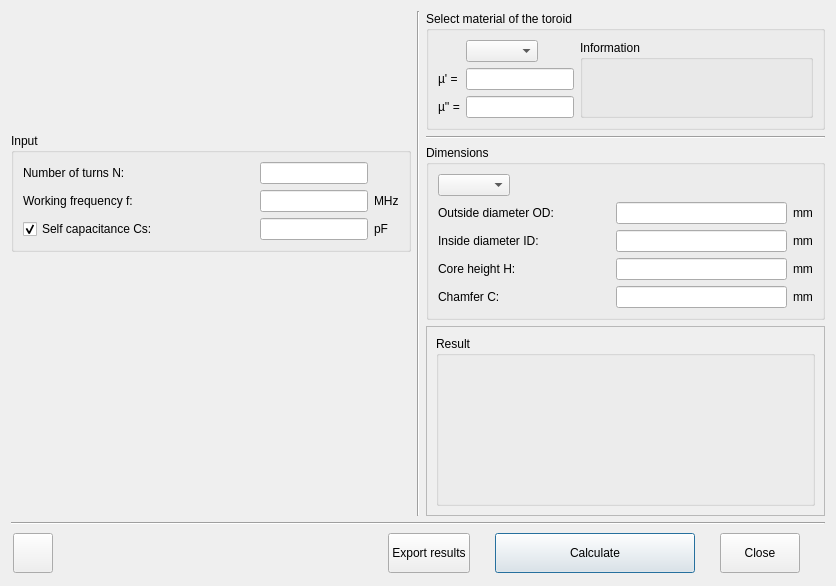
First picture: the form in rf_toroid.ui, repository radioacoustick/Coil64, before the edit.
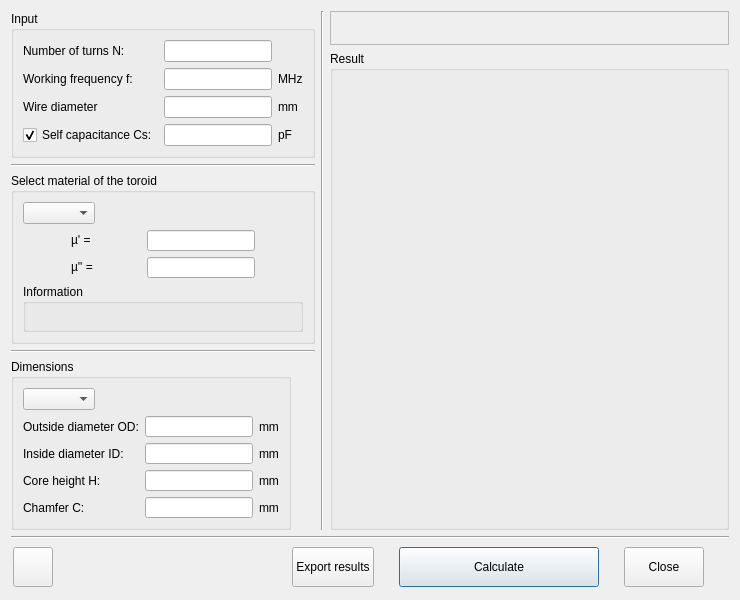
Second picture: the form after the edit. Icons and pictures are not drawn.

What changed in the file:
```diff
--- a/rf_toroid.ui
+++ b/rf_toroid.ui
@@ -9,14 +9,14 @@
    <rect>
     <x>0</x>
     <y>0</y>
-    <width>836</width>
-    <height>586</height>
+    <width>740</width>
+    <height>600</height>
    </rect>
   </property>
   <property name="minimumSize">
    <size>
-    <width>660</width>
-    <height>550</height>
+    <width>740</width>
+    <height>600</height>
    </size>
   </property>
   <property name="maximumSize">
@@ -39,14 +39,11 @@
    <item>
     <layout class="QHBoxLayout" name="horizontalLayout">
      <item>
-      <layout class="QVBoxLayout" name="verticalLayout_5">
-       <property name="sizeConstraint">
-        <enum>QLayout::SetMinimumSize</enum>
-       </property>
+      <layout class="QVBoxLayout" name="verticalLayout_2">
        <item>
         <widget class="QGroupBox" name="groupBox_4">
          <property name="sizePolicy">
-          <sizepolicy hsizetype="Expanding" vsizetype="Fixed">
+          <sizepolicy hsizetype="Fixed" vsizetype="Fixed">
            <horstretch>0</horstretch>
            <verstretch>0</verstretch>
           </sizepolicy>
@@ -57,7 +54,7 @@
          <layout class="QVBoxLayout" name="verticalLayout_3">
           <item>
            <layout class="QGridLayout" name="gridLayout">
-            <item row="3" column="0">
+            <item row="4" column="0">
              <widget class="QCheckBox" name="label_cs">
               <property name="sizePolicy">
                <sizepolicy hsizetype="Preferred" vsizetype="Fixed">
@@ -128,7 +125,7 @@
               </property>
              </widget>
             </item>
-            <item row="3" column="2">
+            <item row="4" column="2">
              <widget class="QLineEdit" name="lineEdit_cs">
               <property name="sizePolicy">
                <sizepolicy hsizetype="Fixed" vsizetype="Fixed">
@@ -138,7 +135,7 @@
               </property>
              </widget>
             </item>
-            <item row="3" column="3">
+            <item row="4" column="3">
              <widget class="QLabel" name="label_cs_m">
               <property name="sizePolicy">
                <sizepolicy hsizetype="Fixed" vsizetype="Preferred">
@@ -167,49 +164,39 @@
               </property>
              </widget>
             </item>
-           </layout>
-          </item>
-         </layout>
-        </widget>
-       </item>
-       <item>
-        <layout class="QHBoxLayout" name="horizontalLayout_6">
-         <item>
-          <widget class="QLabel" name="image">
-           <property name="sizePolicy">
-            <sizepolicy hsizetype="Fixed" vsizetype="Fixed">
-             <horstretch>0</horstretch>
-             <verstretch>0</verstretch>
-            </sizepolicy>
-           </property>
+            <item row="2" column="2">
+             <widget class="QLineEdit" name="lineEdit_d"/>
+            </item>
+            <item row="2" column="0">
+             <widget class="QLabel" name="label_d">
+              <property name="text">
+               <string notr="true">Wire diameter</string>
+              </property>
+             </widget>
+            </item>
+            <item row="2" column="3">
+             <widget class="QLabel" name="label_d_m">
            <property name="text">
-            <string notr="true"/>
-           </property>
-           <property name="pixmap">
-            <pixmap resource="res.qrc">:/images/res/T-core.png</pixmap>
-           </property>
-           <property name="alignment">
-            <set>Qt::AlignCenter</set>
-           </property>
+               <string notr="true">mm</string>
+              </property>
           </widget>
          </item>
         </layout>
        </item>
       </layout>
+        </widget>
      </item>
      <item>
-      <widget class="Line" name="line_2">
+        <widget class="Line" name="line_3">
        <property name="orientation">
-        <enum>Qt::Vertical</enum>
+          <enum>Qt::Horizontal</enum>
        </property>
       </widget>
      </item>
-     <item>
-      <layout class="QVBoxLayout" name="verticalLayout_2">
        <item>
         <widget class="QGroupBox" name="groupBox_3">
          <property name="sizePolicy">
-          <sizepolicy hsizetype="Preferred" vsizetype="Preferred">
+          <sizepolicy hsizetype="Preferred" vsizetype="Expanding">
            <horstretch>0</horstretch>
            <verstretch>0</verstretch>
           </sizepolicy>
@@ -217,10 +204,8 @@
          <property name="title">
           <string>Select material of the toroid</string>
          </property>
-         <layout class="QHBoxLayout" name="horizontalLayout_3">
+         <layout class="QVBoxLayout" name="verticalLayout_9">
           <item>
-           <layout class="QGridLayout" name="gridLayout_3">
-            <item row="0" column="1">
              <widget class="QComboBox" name="comboBox">
               <property name="sizePolicy">
                <sizepolicy hsizetype="Fixed" vsizetype="Fixed">
@@ -239,10 +224,12 @@
               </property>
              </widget>
             </item>
+          <item>
+           <layout class="QGridLayout" name="gridLayout_3">
             <item row="2" column="0">
              <widget class="QLabel" name="label_3">
               <property name="sizePolicy">
-               <sizepolicy hsizetype="Preferred" vsizetype="Preferred">
+               <sizepolicy hsizetype="Fixed" vsizetype="Fixed">
                 <horstretch>0</horstretch>
                 <verstretch>0</verstretch>
                </sizepolicy>
@@ -268,7 +255,7 @@
             <item row="1" column="0">
              <widget class="QLabel" name="label_2">
               <property name="sizePolicy">
-               <sizepolicy hsizetype="Preferred" vsizetype="Preferred">
+               <sizepolicy hsizetype="Fixed" vsizetype="Fixed">
                 <horstretch>0</horstretch>
                 <verstretch>0</verstretch>
                </sizepolicy>
@@ -296,7 +283,7 @@
           <item>
            <widget class="QGroupBox" name="groupBox_5">
             <property name="sizePolicy">
-             <sizepolicy hsizetype="Expanding" vsizetype="Preferred">
+             <sizepolicy hsizetype="Preferred" vsizetype="Preferred">
               <horstretch>0</horstretch>
               <verstretch>0</verstretch>
              </sizepolicy>
@@ -308,7 +295,7 @@
              <item>
               <widget class="QLabel" name="label_info">
                <property name="sizePolicy">
-                <sizepolicy hsizetype="Preferred" vsizetype="Preferred">
+                <sizepolicy hsizetype="Preferred" vsizetype="Expanding">
                  <horstretch>0</horstretch>
                  <verstretch>0</verstretch>
                 </sizepolicy>
@@ -337,7 +324,7 @@
        <item>
         <widget class="QGroupBox" name="groupBox_2">
          <property name="sizePolicy">
-          <sizepolicy hsizetype="Expanding" vsizetype="Preferred">
+          <sizepolicy hsizetype="Fixed" vsizetype="Fixed">
            <horstretch>0</horstretch>
            <verstretch>0</verstretch>
           </sizepolicy>
@@ -525,8 +512,28 @@
          </layout>
         </widget>
        </item>
+      </layout>
+     </item>
+     <item>
+      <widget class="Line" name="line_2">
+       <property name="orientation">
+        <enum>Qt::Vertical</enum>
+       </property>
+      </widget>
+     </item>
+     <item>
+      <layout class="QVBoxLayout" name="verticalLayout_5">
+       <property name="sizeConstraint">
+        <enum>QLayout::SetMinimumSize</enum>
+       </property>
        <item>
         <widget class="QFrame" name="frame">
+         <property name="sizePolicy">
+          <sizepolicy hsizetype="Preferred" vsizetype="Fixed">
+           <horstretch>0</horstretch>
+           <verstretch>0</verstretch>
+          </sizepolicy>
+         </property>
          <property name="frameShape">
           <enum>QFrame::StyledPanel</enum>
          </property>
@@ -535,6 +542,32 @@
          </property>
          <layout class="QVBoxLayout" name="verticalLayout_8">
           <item>
+           <layout class="QHBoxLayout" name="horizontalLayout_6">
+            <item>
+             <widget class="QLabel" name="image">
+              <property name="sizePolicy">
+               <sizepolicy hsizetype="Fixed" vsizetype="Fixed">
+                <horstretch>0</horstretch>
+                <verstretch>0</verstretch>
+               </sizepolicy>
+              </property>
+              <property name="text">
+               <string notr="true"/>
+              </property>
+              <property name="pixmap">
+               <pixmap resource="res.qrc">:/images/res/T-core.png</pixmap>
+              </property>
+              <property name="alignment">
+               <set>Qt::AlignCenter</set>
+              </property>
+             </widget>
+            </item>
+           </layout>
+          </item>
+         </layout>
+        </widget>
+       </item>
+       <item>
            <widget class="QGroupBox" name="groupBox">
             <property name="title">
              <string>Result</string>
@@ -543,7 +576,7 @@
              <item>
               <widget class="QLabel" name="label_result">
                <property name="sizePolicy">
-                <sizepolicy hsizetype="Preferred" vsizetype="Expanding">
+             <sizepolicy hsizetype="Expanding" vsizetype="Expanding">
                  <horstretch>0</horstretch>
                  <verstretch>0</verstretch>
                 </sizepolicy>
@@ -551,12 +584,12 @@
                <property name="text">
                 <string notr="true"/>
                </property>
+            <property name="alignment">
+             <set>Qt::AlignLeading|Qt::AlignLeft|Qt::AlignTop</set>
+            </property>
                <property name="wordWrap">
                 <bool>true</bool>
                </property>
-              </widget>
-             </item>
-            </layout>
            </widget>
           </item>
          </layout>
```
Left out of the diff: 1 changed line with no effect on the pictures. Lines whose indentation alone changed are shown as unchanged.
